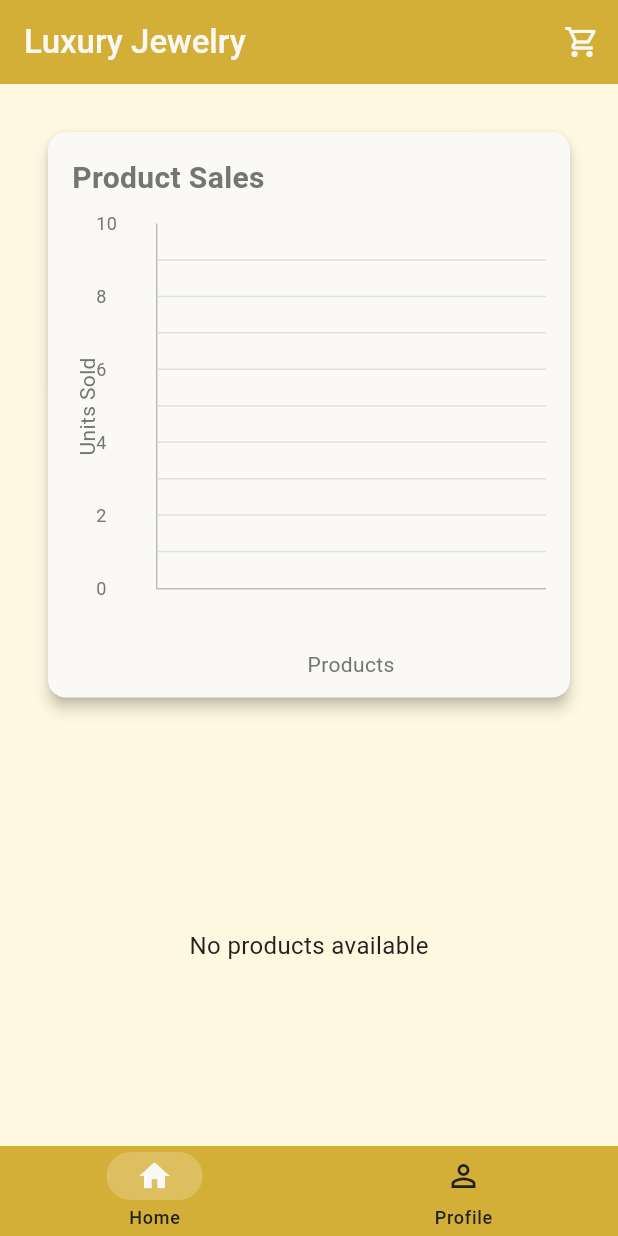
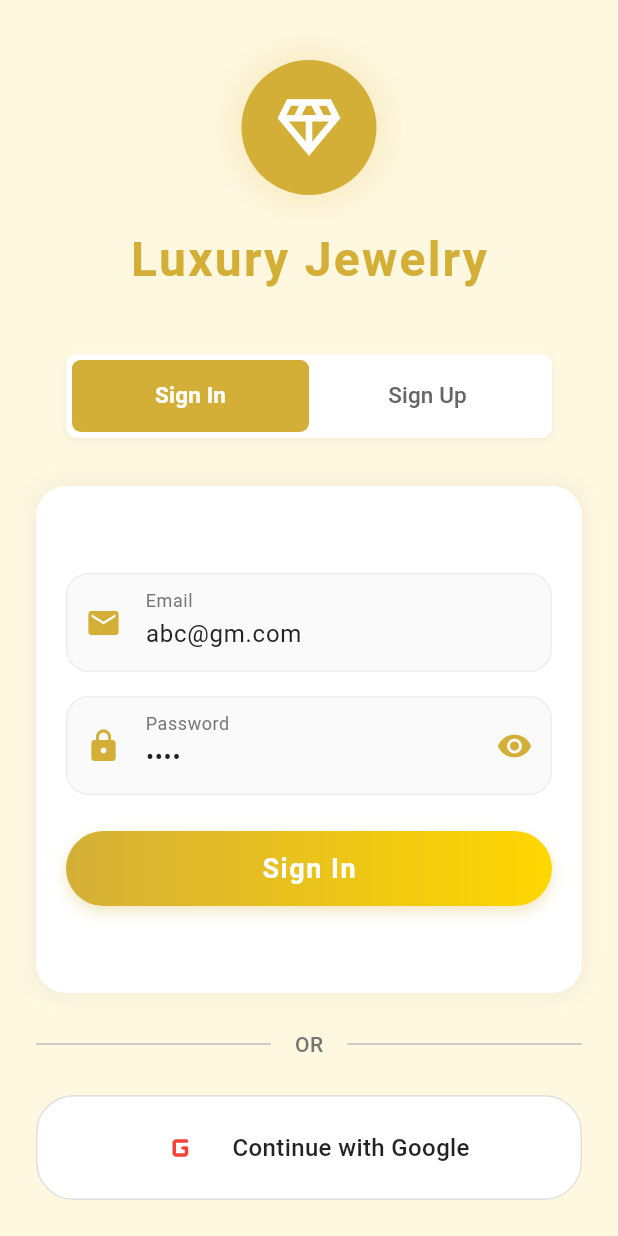
Before and after one commit to Parthh08/E-Commerce-Jewellery-App, a Flutter app: the screen it shows after launch, on a phone screen of 412 x 824 dp. Run offline on Flutter 3.47's test engine with Material 3 defaults, Android fonts, the light colour scheme and no system bars; drawn by our look-alikes of fl_chart; our stand-ins replace get; network calls fail.

Commit message:
Add login page and update main app entry point

```diff
--- a/lib/main.dart
+++ b/lib/main.dart
@@ -2,6 +2,7 @@ import 'package:flutter/material.dart';
 import 'package:get/get.dart';
 import 'pages/home_page.dart';
 import 'pages/profile_page.dart';
+import 'pages/login_page.dart';
 import 'controllers/cart_controller.dart';
 import 'controllers/product_controller.dart';
 
@@ -65,7 +66,7 @@ class MyApp extends StatelessWidget {
         ),
         scaffoldBackgroundColor: const Color(0xFFFFF8E1),
       ),
-      home: const MainPage(),
+      home: LoginPage(),
     );
   }
 }
@@ -80,10 +81,7 @@ class MainPage extends StatefulWidget {
 class _MainPageState extends State<MainPage> {
   int _currentIndex = 0;
 
-  final List<Widget> _pages = [
-    const HomePage(),
-    const ProfilePage(),
-  ];
+  final List<Widget> _pages = [const HomePage(), const ProfilePage()];
 
   @override
   Widget build(BuildContext context) {
@@ -101,13 +99,13 @@ class _MainPageState extends State<MainPage> {
         },
         destinations: const [
           NavigationDestination(
-            icon: Icon(Icons.home_outlined),
-            selectedIcon: Icon(Icons.home),
+            icon: Icon(Icons.home_outlined, color: Color(0xFFFAF9F6)),
+            selectedIcon: Icon(Icons.home, color: Color(0xFFFAF9F6)),
             label: 'Home',
           ),
           NavigationDestination(
-            icon: Icon(Icons.person_outline),
-            selectedIcon: Icon(Icons.person),
+            icon: Icon(Icons.person_outline, color: Color(0xFFFAF9F6)),
+            selectedIcon: Icon(Icons.person, color: Color(0xFFFAF9F6)),
             label: 'Profile',
           ),
         ],
--- /dev/null
+++ b/lib/pages/login_page.dart
@@ -0,0 +1,464 @@
+import 'package:flutter/material.dart';
+import 'package:get/get.dart';
+import '../main.dart';  // Only needed imports
+
+class LoginPage extends StatefulWidget {
+  LoginPage({super.key});
+
+  @override
+  State<LoginPage> createState() => _LoginPageState();
+}
+
+class _LoginPageState extends State<LoginPage>
+    with SingleTickerProviderStateMixin {
+  final emailController = TextEditingController(text: 'abc@gm.com');
+  final passwordController = TextEditingController(text: '1234');
+  final confirmPasswordController = TextEditingController();
+  final nameController = TextEditingController();
+  bool isLogin = true;
+  bool isPasswordVisible = false;
+  late TabController _tabController;
+
+  @override
+  void initState() {
+    super.initState();
+    _tabController = TabController(length: 2, vsync: this);
+    _tabController.addListener(() {
+      setState(() {
+        isLogin = _tabController.index == 0;
+      });
+    });
+  }
+
+  @override
+  void dispose() {
+    _tabController.dispose();
+    emailController.dispose();
+    passwordController.dispose();
+    confirmPasswordController.dispose();
+    nameController.dispose();
+    super.dispose();
+  }
+
+  void _handleAuth() {
+    if (isLogin) {
+      if (emailController.text == 'abc@gm.com' &&
+          passwordController.text == '1234') {
+        Get.offAll(() => const MainPage());  // Changed from HomePage to MainPage
+      } else {
+        Get.snackbar(
+          'Error',
+          'Invalid credentials',
+          backgroundColor: Colors.red,
+          colorText: Colors.white,
+        );
+      }
+    } else {
+      if (passwordController.text != confirmPasswordController.text) {
+        Get.snackbar(
+          'Error',
+          'Passwords do not match',
+          backgroundColor: Colors.red,
+          colorText: Colors.white,
+        );
+        return;
+      }
+      Get.snackbar(
+        'Success',
+        'Account created successfully! Please sign in.',
+        backgroundColor: Colors.green,
+        colorText: Colors.white,
+      );
+      _tabController.animateTo(0);
+    }
+  }
+
+  void _handleGoogleSignIn() {
+    Get.snackbar(
+      'Google Sign In',
+      'This feature will be implemented soon!',
+      backgroundColor: const Color(0xFFD4AF37),
+      colorText: Colors.white,
+    );
+  }
+
+  @override
+  Widget build(BuildContext context) {
+    return Scaffold(
+      backgroundColor: const Color(0xFFFFF8E1),
+      body: LayoutBuilder(
+        builder: (context, constraints) {
+          return SingleChildScrollView(
+            child: ConstrainedBox(
+              constraints: BoxConstraints(minHeight: constraints.maxHeight),
+              child: IntrinsicHeight(
+                child: SafeArea(
+                  child: Padding(
+                    padding: const EdgeInsets.symmetric(horizontal: 24.0),
+                    child: Column(
+                      children: [
+                        const SizedBox(height: 40),
+                        // Logo and Title
+                        Container(
+                          decoration: BoxDecoration(
+                            shape: BoxShape.circle,
+                            boxShadow: [
+                              BoxShadow(
+                                color: const Color(0xFFD4AF37).withOpacity(0.2),
+                                blurRadius: 20,
+                                spreadRadius: 5,
+                              ),
+                            ],
+                          ),
+                          child: const CircleAvatar(
+                            radius: 45,
+                            backgroundColor: Color(0xFFD4AF37),
+                            child: Icon(
+                              Icons.diamond_outlined,
+                              size: 50,
+                              color: Colors.white,
+                            ),
+                          ),
+                        ),
+                        const SizedBox(height: 20),
+                        const Text(
+                          'Luxury Jewelry',
+                          style: TextStyle(
+                            fontSize: 32,
+                            fontWeight: FontWeight.bold,
+                            color: Color(0xFFD4AF37),
+                            letterSpacing: 1.5,
+                          ),
+                        ),
+                        const SizedBox(height: 40),
+
+                        // Custom Tab Bar
+                        Padding(
+                          padding: const EdgeInsets.symmetric(horizontal: 20),
+                          child: DecoratedBox(
+                            decoration: BoxDecoration(
+                              color: Colors.white,
+                              borderRadius: BorderRadius.circular(8),
+                              boxShadow: [
+                                BoxShadow(
+                                  color: Colors.black.withOpacity(0.05),
+                                  blurRadius: 4,
+                                  offset: const Offset(0, 2),
+                                ),
+                              ],
+                            ),
+                            child: Padding(
+                              padding: const EdgeInsets.all(4),
+                              child: DefaultTabController(
+                                length: 2,
+                                child: TabBar(
+                                  controller: _tabController,
+                                  indicator: BoxDecoration(
+                                    color: const Color(0xFFD4AF37),
+                                    borderRadius: BorderRadius.circular(6),
+                                  ),
+                                  dividerColor: Colors.transparent,
+                                  labelColor: Colors.white,
+                                  unselectedLabelColor: const Color(0xFF666666),
+                                  labelPadding: EdgeInsets.zero,
+                                  padding: EdgeInsets.zero,
+                                  tabs: [
+                                    _buildTab(
+                                      "Sign In",
+                                      _tabController.index == 0,
+                                    ),
+                                    _buildTab(
+                                      "Sign Up",
+                                      _tabController.index == 1,
+                                    ),
+                                  ],
+                                ),
+                              ),
+                            ),
+                          ),
+                        ),
+                        const SizedBox(height: 32),
+
+                        // Form Container
+                        Expanded(
+                          child: Container(
+                            decoration: BoxDecoration(
+                              color: Colors.white,
+                              borderRadius: BorderRadius.circular(20),
+                              boxShadow: [
+                                BoxShadow(
+                                  color: Colors.black.withOpacity(0.05),
+                                  blurRadius: 10,
+                                  spreadRadius: 2,
+                                ),
+                              ],
+                            ),
+                            child: Padding(
+                              padding: const EdgeInsets.all(20),
+                              child: AnimatedSwitcher(
+                                duration: const Duration(milliseconds: 300),
+                                child:
+                                    isLogin
+                                        ? _buildLoginForm()
+                                        : _buildSignUpForm(),
+                              ),
+                            ),
+                          ),
+                        ),
+
+                        const SizedBox(height: 24),
+
+                        // OR Divider
+                        Row(
+                          children: [
+                            Expanded(
+                              child: Divider(
+                                color: Colors.grey.shade400,
+                                thickness: 1,
+                              ),
+                            ),
+                            Padding(
+                              padding: const EdgeInsets.symmetric(
+                                horizontal: 16,
+                              ),
+                              child: Text(
+                                'OR',
+                                style: TextStyle(
+                                  color: Colors.grey.shade600,
+                                  fontWeight: FontWeight.w500,
+                                ),
+                              ),
+                            ),
+                            Expanded(
+                              child: Divider(
+                                color: Colors.grey.shade400,
+                                thickness: 1,
+                              ),
+                            ),
+                          ],
+                        ),
+
+                        const SizedBox(height: 24),
+
+                        // Google Sign In Button
+                        Container(
+                          decoration: BoxDecoration(
+                            borderRadius: BorderRadius.circular(25),
+                            border: Border.all(color: Colors.grey.shade300),
+                            color: Colors.white,
+                          ),
+                          child: Material(
+                            color: Colors.transparent,
+                            child: InkWell(
+                              onTap: _handleGoogleSignIn,
+                              borderRadius: BorderRadius.circular(25),
+                              child: Padding(
+                                padding: const EdgeInsets.symmetric(
+                                  vertical: 12,
+                                  horizontal: 24,
+                                ),
+                                child: Row(
+                                  mainAxisAlignment: MainAxisAlignment.center,
+                                  children: [
+                                    Container(
+                                      padding: const EdgeInsets.all(8),
+                                      decoration: const BoxDecoration(
+                                        shape: BoxShape.circle,
+                                        color: Colors.white,
+                                      ),
+                                      child: const Icon(
+                                        Icons.g_mobiledata_rounded,
+                                        color: Colors.red,
+                                        size: 28,
+                                      ),
+                                    ),
+                                    const SizedBox(width: 12),
+                                    const Text(
+                                      'Continue with Google',
+                                      style: TextStyle(
+                                        fontSize: 16,
+                                        color: Colors.black87,
+                                        fontWeight: FontWeight.w500,
+                                      ),
+                                    ),
+                                  ],
+                                ),
+                              ),
+                            ),
+                          ),
+                        ),
+                        const SizedBox(height: 24),
+                      ],
+                    ),
+                  ),
+                ),
+              ),
+            ),
+          );
+        },
+      ),
+    );
+  }
+
+  Widget _buildLoginForm() {
+    return Column(
+      mainAxisSize: MainAxisSize.min,
+      children: [
+        _buildTextField(
+          controller: emailController,
+          label: 'Email',
+          icon: Icons.email,
+        ),
+        const SizedBox(height: 16),
+        _buildTextField(
+          controller: passwordController,
+          label: 'Password',
+          icon: Icons.lock,
+          isPassword: true,
+        ),
+        const SizedBox(height: 24),
+        _buildAuthButton('Sign In'),
+      ],
+    );
+  }
+
+  Widget _buildSignUpForm() {
+    return Column(
+      mainAxisSize: MainAxisSize.min,
+      children: [
+        _buildTextField(
+          controller: nameController,
+          label: 'Full Name',
+          icon: Icons.person,
+        ),
+        const SizedBox(height: 16),
+        _buildTextField(
+          controller: emailController,
+          label: 'Email',
+          icon: Icons.email,
+        ),
+        const SizedBox(height: 16),
+        _buildTextField(
+          controller: passwordController,
+          label: 'Password',
+          icon: Icons.lock,
+          isPassword: true,
+        ),
+        const SizedBox(height: 16),
+        _buildTextField(
+          controller: confirmPasswordController,
+          label: 'Confirm Password',
+          icon: Icons.lock,
+          isPassword: true,
+        ),
+        const SizedBox(height: 24),
+        _buildAuthButton('Sign Up'),
+      ],
+    );
+  }
+
+  Widget _buildTextField({
+    required TextEditingController controller,
+    required String label,
+    required IconData icon,
+    bool isPassword = false,
+  }) {
+    return Container(
+      decoration: BoxDecoration(
+        color: Colors.grey.shade50,
+        borderRadius: BorderRadius.circular(15),
+        border: Border.all(color: Colors.grey.shade200),
+      ),
+      child: TextFormField(
+        controller: controller,
+        obscureText: isPassword && !isPasswordVisible,
+        decoration: InputDecoration(
+          labelText: label,
+          labelStyle: TextStyle(color: Colors.grey.shade600),
+          prefixIcon: Icon(icon, color: const Color(0xFFD4AF37)),
+          suffixIcon:
+              isPassword
+                  ? IconButton(
+                    icon: Icon(
+                      isPasswordVisible
+                          ? Icons.visibility_off
+                          : Icons.visibility,
+                      color: const Color(0xFFD4AF37),
+                    ),
+                    onPressed:
+                        () => setState(
+                          () => isPasswordVisible = !isPasswordVisible,
+                        ),
+                  )
+                  : null,
+          border: InputBorder.none,
+          contentPadding: const EdgeInsets.symmetric(
+            horizontal: 16,
+            vertical: 12,
+          ),
+        ),
+      ),
+    );
+  }
+
+  Widget _buildAuthButton(String text) {
+    return Container(
+      width: double.infinity,
+      height: 50,
+      decoration: BoxDecoration(
+        gradient: const LinearGradient(
+          colors: [Color(0xFFD4AF37), Color(0xFFFFD700)],
+          begin: Alignment.centerLeft,
+          end: Alignment.centerRight,
+        ),
+        borderRadius: BorderRadius.circular(25),
+        boxShadow: [
+          BoxShadow(
+            color: const Color(0xFFD4AF37).withOpacity(0.3),
+            blurRadius: 8,
+            offset: const Offset(0, 4),
+          ),
+        ],
+      ),
+      child: Material(
+        color: Colors.transparent,
+        child: InkWell(
+          onTap: _handleAuth,
+          borderRadius: BorderRadius.circular(25),
+          child: Center(
+            child: Text(
+              text,
+              style: const TextStyle(
+                color: Colors.white,
+                fontSize: 18,
+                fontWeight: FontWeight.bold,
+                letterSpacing: 1,
+              ),
+            ),
+          ),
+        ),
+      ),
+    );
+  }
+
+  Widget _buildTab(String text, bool isSelected) {
+    return Container(
+      height: 46,
+      width: double.infinity,
+      decoration: BoxDecoration(
+        borderRadius: BorderRadius.circular(6),
+        color: isSelected ? const Color(0xFFD4AF37) : Colors.transparent,
+      ),
+      child: Center(
+        child: Text(
+          text,
+          style: TextStyle(
+            color: isSelected ? Colors.white : const Color(0xFF666666),
+            fontSize: 15,
+            fontWeight: isSelected ? FontWeight.w600 : FontWeight.w500,
+          ),
+        ),
+      ),
+    );
+  }
+}
```
